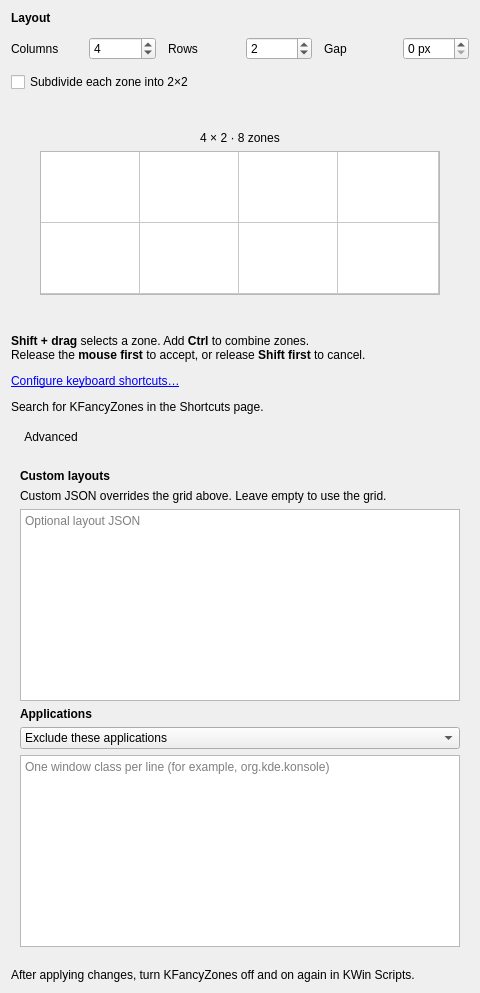
This is src/contents/ui/config.ui in amb/kfancyzones as Qt 5 draws it before an edit. The edited form follows.
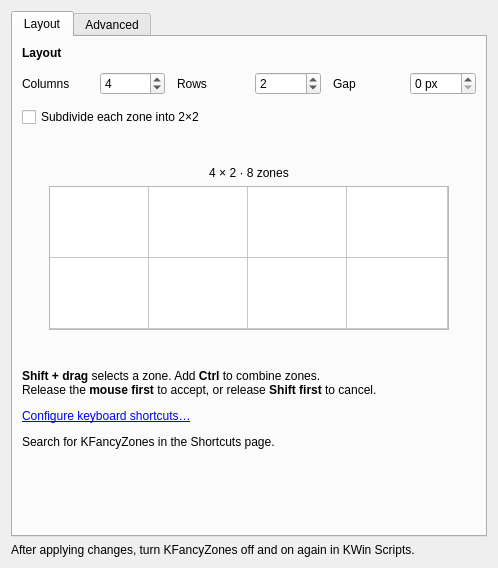
This is the edited form.

Commit message: ui: move advanced settings into a separate tab

```diff
--- a/src/contents/ui/config.ui
+++ b/src/contents/ui/config.ui
@@ -13,6 +13,16 @@
    </size>
   </property>
   <layout class="QVBoxLayout" name="settingsLayout">
+   <item>
+    <widget class="QTabWidget" name="settingsTabs">
+     <property name="currentIndex">
+      <number>0</number>
+     </property>
+     <widget class="QWidget" name="layoutTab">
+      <attribute name="title">
+       <string>Layout</string>
+      </attribute>
+      <layout class="QVBoxLayout" name="layoutTabLayout">
    <property name="spacing">
     <number>12</number>
    </property>
@@ -5553,24 +5563,25 @@
      </property>
     </widget>
    </item>
-   <item alignment="Qt::AlignLeft">
-    <widget class="QPushButton" name="advancedToggle">
-     <property name="text">
-      <string>Advanced</string>
-     </property>
-     <property name="checkable">
-      <bool>true</bool>
-     </property>
-     <property name="flat">
-      <bool>true</bool>
-     </property>
-    </widget>
-   </item>
    <item>
+        <spacer name="layoutSpacer">
+         <property name="orientation">
+          <enum>Qt::Vertical</enum>
+         </property>
+         <property name="sizeHint">
+          <size>
+           <width>20</width>
+           <height>0</height>
+          </size>
+         </property>
+        </spacer>
+       </item>
+      </layout>
+     </widget>
     <widget class="QWidget" name="advancedOptions">
-     <property name="visible">
-      <bool>false</bool>
-     </property>
+      <attribute name="title">
+       <string>Advanced</string>
+      </attribute>
      <layout class="QVBoxLayout" name="advancedLayout">
       <item>
        <widget class="QLabel" name="customLayoutsLabel">
@@ -5585,7 +5596,7 @@
       <item>
        <widget class="QLabel" name="customLayoutsHelp">
         <property name="text">
-         <string>Custom JSON overrides the grid above. Leave empty to use the grid.</string>
+          <string>Custom JSON overrides the grid on the Layout tab. Leave empty to use the grid.</string>
         </property>
         <property name="wordWrap">
          <bool>true</bool>
@@ -5639,7 +5650,21 @@
         </property>
        </widget>
       </item>
-     </layout>
+       <item>
+        <spacer name="advancedSpacer">
+         <property name="orientation">
+          <enum>Qt::Vertical</enum>
+         </property>
+         <property name="sizeHint">
+          <size>
+           <width>20</width>
+           <height>0</height>
+          </size>
+         </property>
+        </spacer>
+       </item>
+      </layout>
+     </widget>
     </widget>
    </item>
    <item>
@@ -5652,19 +5677,6 @@
      </property>
     </widget>
    </item>
-   <item>
-    <spacer name="bottomSpacer">
-     <property name="orientation">
-      <enum>Qt::Vertical</enum>
-     </property>
-     <property name="sizeHint">
-      <size>
-       <width>20</width>
-       <height>0</height>
-      </size>
-     </property>
-    </spacer>
-   </item>
   </layout>
  </widget>
  <resources />
```
Left out of the diff: 6 changed lines with no effect on the pictures. Lines whose indentation alone changed are shown as unchanged. The commit also changes 4 other files.
